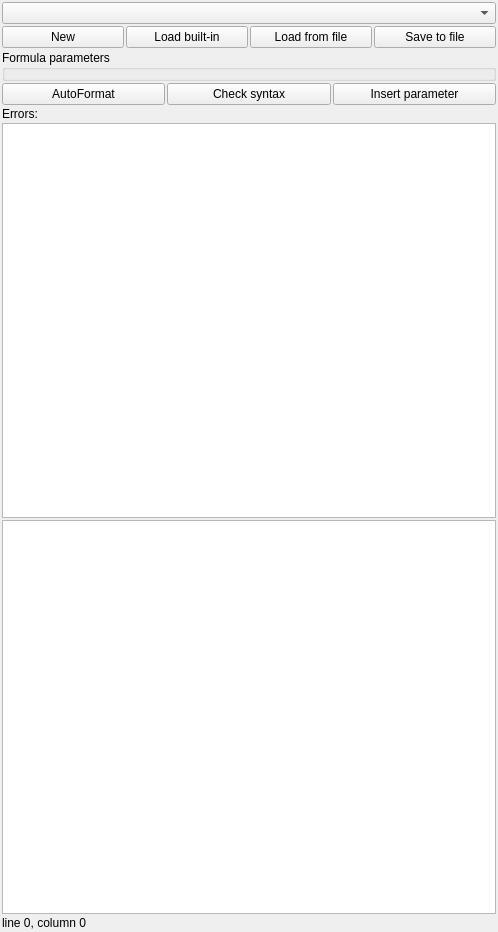
Old version of the form mandelbulber2/qt/custom_formula_editor.ui in the repository buddhi1980/mandelbulber2.
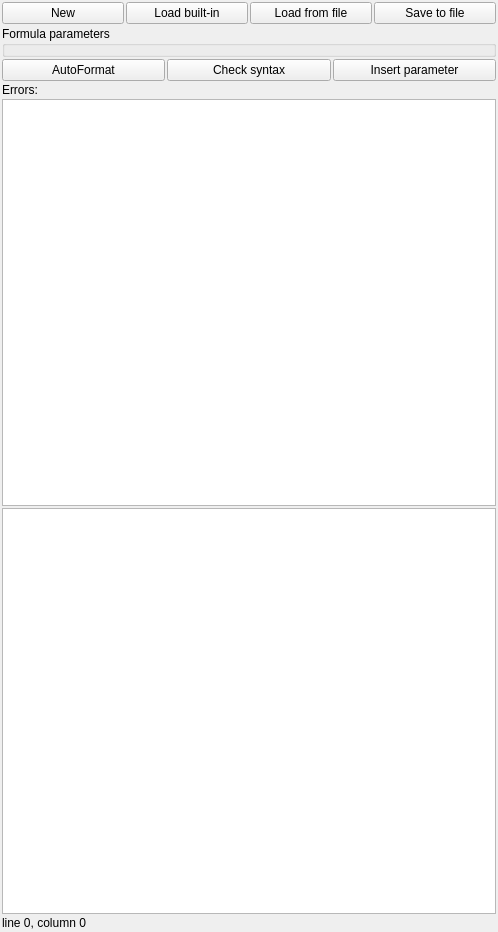
New version of the form. Custom widgets are drawn as their Qt base class.

Commit message: Updated new OpenCL fractal formulas Changed to not convert to mad and native_divide - it is already automatically generated by OpenCL compiler when -fast-relaxed-math is used. This change improves readability of OpenCL code withot any impact on rendering speed.

Patch:
```diff
--- a/mandelbulber2/qt/custom_formula_editor.ui
+++ b/mandelbulber2/qt/custom_formula_editor.ui
@@ -26,9 +26,6 @@
    <property name="bottomMargin">
     <number>2</number>
    </property>
-   <item>
-    <widget class="QComboBox" name="comboBox_custom_formula_name"/>
-   </item>
    <item>
     <layout class="QHBoxLayout" name="horizontalLayout">
      <item>
```
The commit also changes 344 other files.
